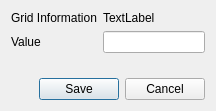
Old version of the form include/ui/cell_update_dialog.ui in the repository IPH-ECO/iph-eco-gui.
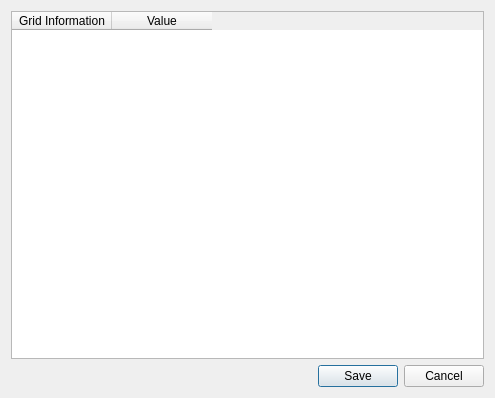
New version of the form.

Commit message: Cell info dialog

```diff
--- a/include/ui/cell_update_dialog.ui
+++ b/include/ui/cell_update_dialog.ui
@@ -6,8 +6,8 @@
    <rect>
     <x>0</x>
     <y>0</y>
-    <width>216</width>
-    <height>111</height>
+    <width>495</width>
+    <height>398</height>
    </rect>
   </property>
   <property name="minimumSize">
@@ -16,43 +16,23 @@
     <height>111</height>
    </size>
   </property>
-  <property name="maximumSize">
-   <size>
-    <width>216</width>
-    <height>111</height>
-   </size>
-  </property>
   <property name="windowTitle">
    <string>Dialog</string>
   </property>
   <layout class="QVBoxLayout" name="verticalLayout">
    <item>
-    <layout class="QFormLayout" name="formLayout">
-     <item row="0" column="0">
-      <widget class="QLabel" name="label">
+    <widget class="QTableWidget" name="tblGridInformation">
+     <column>
        <property name="text">
         <string>Grid Information</string>
        </property>
-      </widget>
-     </item>
-     <item row="1" column="0">
-      <widget class="QLabel" name="label_2">
+     </column>
+     <column>
        <property name="text">
         <string>Value</string>
        </property>
-      </widget>
-     </item>
-     <item row="1" column="1">
-      <widget class="QLineEdit" name="edtWeight"/>
-     </item>
-     <item row="0" column="1">
-      <widget class="QLabel" name="lblGridInformation">
-       <property name="text">
-        <string>TextLabel</string>
-       </property>
-      </widget>
-     </item>
-    </layout>
+     </column>
+    </widget>
    </item>
    <item>
     <widget class="QDialogButtonBox" name="buttonBox">
```
Lines whose indentation alone changed are shown as unchanged. The commit also changes 13 other files.
